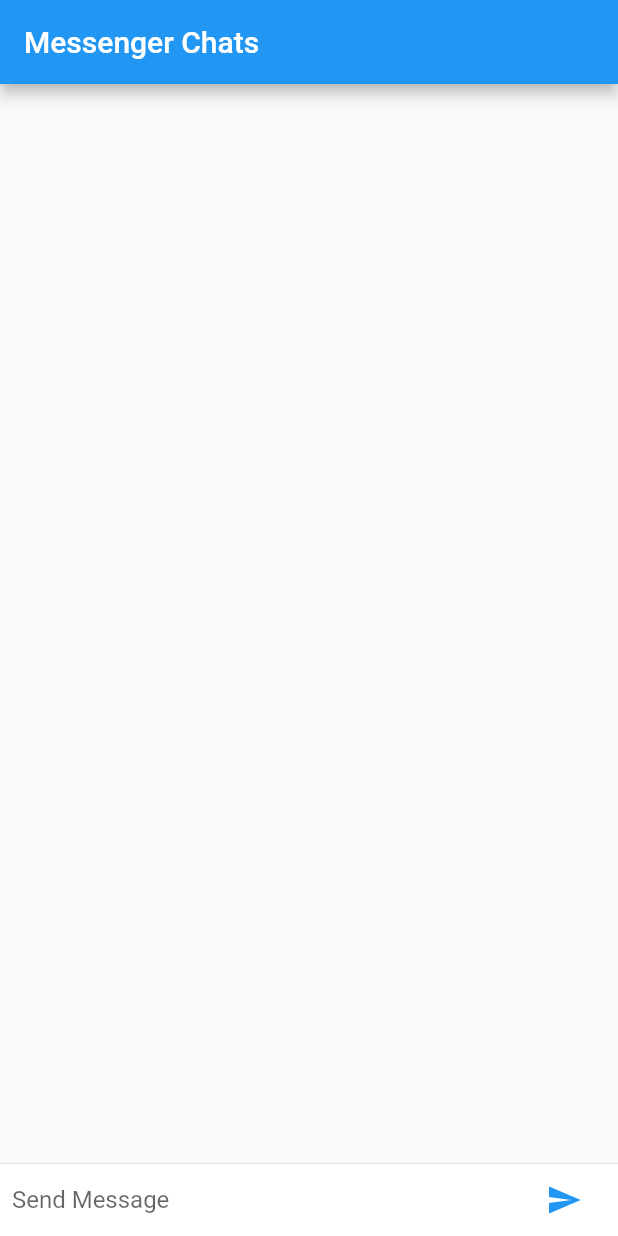
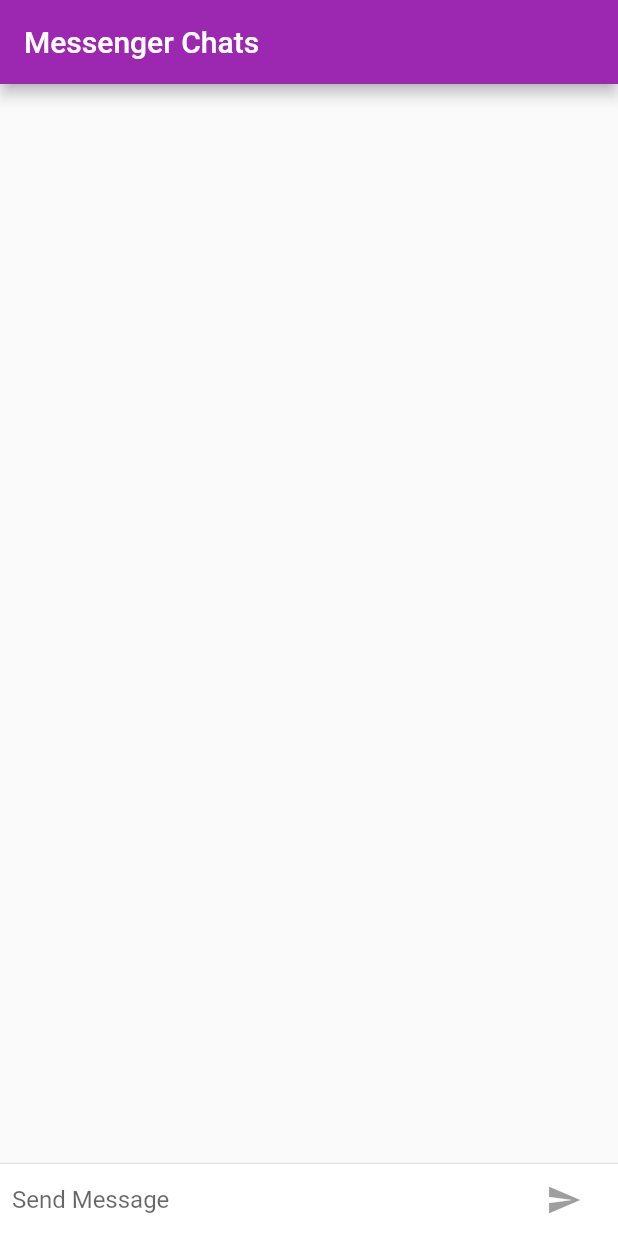
Before and after one commit to imamhsn195/flutter_messanger, a Flutter app: the screen it shows after launch, on a phone screen of 412 x 824 dp. Run offline on Flutter 3.47's test engine with Material 2 defaults, Android fonts, the phone set to English and light mode, and no system bars.

Commit message:
9. Apply finishing touches

```diff
--- a/lib/main.dart
+++ b/lib/main.dart
@@ -1,8 +1,19 @@
+import 'package:flutter/foundation.dart';
 import 'package:flutter/material.dart';
 
 void main() {
   runApp(const FriendlyChatApp());
 }
+
+final ThemeData kIOSTheme = ThemeData(
+  primarySwatch: Colors.orange,
+  primaryColor: Colors.grey[100],
+  primaryColorBrightness: Brightness.dark,
+);
+
+final ThemeData kDefaultTheme = ThemeData(
+    colorScheme: ColorScheme.fromSwatch(primarySwatch: Colors.purple)
+        .copyWith(secondary: Colors.orangeAccent[400]));
 
 class FriendlyChatApp extends StatelessWidget {
   const FriendlyChatApp({
@@ -10,7 +21,12 @@ class FriendlyChatApp extends StatelessWidget {
   }) : super(key: key);
   @override
   Widget build(BuildContext context) {
-    return const MaterialApp(title: "Messenger App", home: ChatScreen());
+    return MaterialApp(
+        title: "Messenger App",
+        theme: defaultTargetPlatform == TargetPlatform.iOS
+            ? kIOSTheme
+            : kDefaultTheme,
+        home: const ChatScreen());
   }
 }
 
@@ -35,7 +51,8 @@ class ChatMessage extends StatelessWidget {
               margin: const EdgeInsets.only(right: 16.0),
               child: CircleAvatar(child: Text(_name[0])),
             ),
-            Column(
+            Expanded(
+                child: Column(
               crossAxisAlignment: CrossAxisAlignment.start,
               children: [
                 Text(_name, style: Theme.of(context).textTheme.headline6),
@@ -44,7 +61,7 @@ class ChatMessage extends StatelessWidget {
                   child: Text(text),
                 )
               ],
-            )
+            ))
           ],
         ),
       ),
@@ -63,6 +80,7 @@ class _ChatScreenState extends State<ChatScreen> with TickerProviderStateMixin {
   final List<ChatMessage> _messages = [];
   final _textController = TextEditingController();
   final FocusNode _focusNode = FocusNode();
+  bool _isComposing = false;
   Widget _buildTextComposer() {
     return IconTheme(
         data: IconThemeData(color: Theme.of(context).colorScheme.secondary),
@@ -72,8 +90,13 @@ class _ChatScreenState extends State<ChatScreen> with TickerProviderStateMixin {
             children: [
               Flexible(
                 child: TextField(
+                  onChanged: (text) {
+                    setState(() {
+                      _isComposing = text.isNotEmpty;
+                    });
+                  },
                   controller: _textController,
-                  onSubmitted: _handleSubmitted,
+                  onSubmitted: _isComposing ? _handleSubmitted : null,
                   decoration:
                       const InputDecoration.collapsed(hintText: 'Send Message'),
                   focusNode: _focusNode,
@@ -83,7 +106,9 @@ class _ChatScreenState extends State<ChatScreen> with TickerProviderStateMixin {
                 margin: const EdgeInsets.symmetric(horizontal: 4.0),
                 child: IconButton(
                   icon: const Icon(Icons.send),
-                  onPressed: () => _handleSubmitted(_textController.text),
+                  onPressed: _isComposing
+                      ? () => _handleSubmitted(_textController.text)
+                      : null,
                 ),
               )
             ],
@@ -96,8 +121,11 @@ class _ChatScreenState extends State<ChatScreen> with TickerProviderStateMixin {
     return Scaffold(
         appBar: AppBar(
           title: const Text("Messenger Chats"),
+          elevation:
+              Theme.of(context).platform == TargetPlatform.iOS ? 0.0 : 4.0,
         ),
-      body: Column(children: [
+        body: Container(
+          child: Column(children: [
             Flexible(
               child: ListView.builder(
                 padding: const EdgeInsets.all(8.0),
@@ -114,11 +142,20 @@ class _ChatScreenState extends State<ChatScreen> with TickerProviderStateMixin {
               child: _buildTextComposer(),
             ),
           ]),
-    );
+          decoration: Theme.of(context).platform == TargetPlatform.iOS
+              ? BoxDecoration(
+                  border: Border(
+                  top: BorderSide(color: Colors.grey[200]!),
+                ))
+              : null,
+        ));
   }
 
   void _handleSubmitted(String text) {
     _textController.clear();
+    setState(() {
+      _isComposing = false;
+    });
     var message = ChatMessage(
       text: text,
       animationController: AnimationController(
```
Lines whose indentation alone changed are shown as unchanged.
